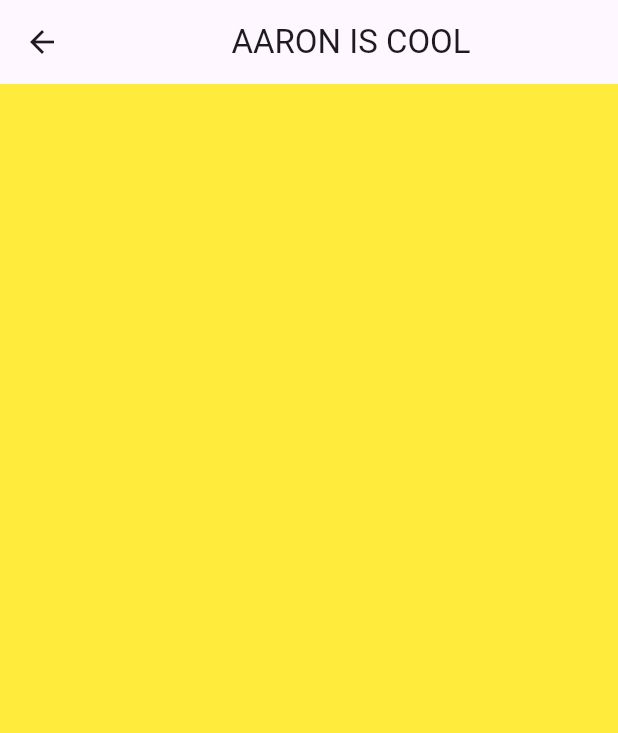
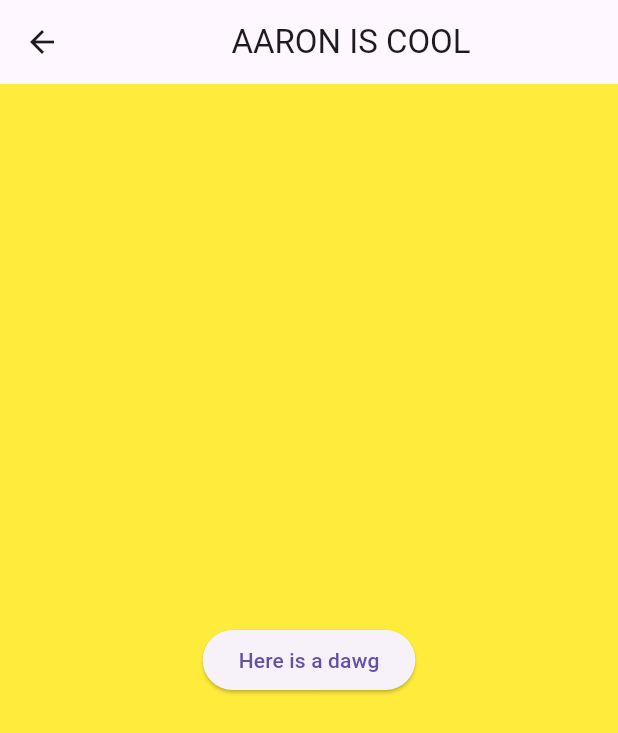
Before and after one commit to AaronAucoin/sharedproject, a Flutter app: the redpillyes screen opened directly, on a phone screen of 412 x 824 dp. Shown: the top 733 px of the screen. Run offline on Flutter 3.47's test engine with Material 3 defaults, Android fonts, the light colour scheme and no system bars.

Commit message:
Dog button

```diff
--- a/lib/main.dart
+++ b/lib/main.dart
@@ -445,7 +445,9 @@ class redpillyes extends StatelessWidget {
       body: Center(
         child: Column(
           mainAxisAlignment: MainAxisAlignment.center,
-          children: [],
+          children: [
+            ElevatedButton(onPressed: () {}, child: Text("Here is a dawg")),
+          ],
         ),
       ),
     );
```
